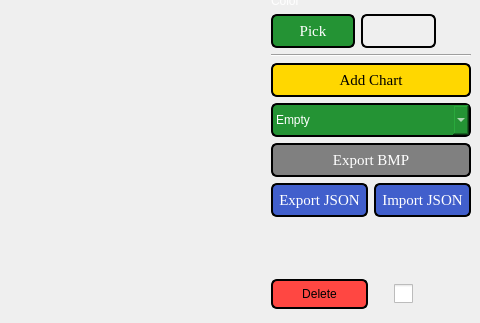
First picture: the form in graphdrawer/mainwindow.ui, repository bartspl860/graphdrawer, before the edit; both pictures show x 436 to 916 and y 310 to 633 of the 916 by 633 pixel window.
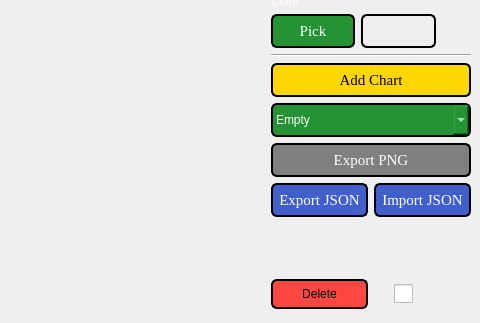
Second picture: the form after the edit. Icons and pictures are not drawn. Custom widgets are drawn as their Qt base class.

```diff
--- a/graphdrawer/mainwindow.ui
+++ b/graphdrawer/mainwindow.ui
@@ -731,7 +731,7 @@
 </string>
           </property>
           <property name="text">
-           <string>Export BMP</string>
+           <string>Export PNG</string>
           </property>
          </widget>
         </item>
```
